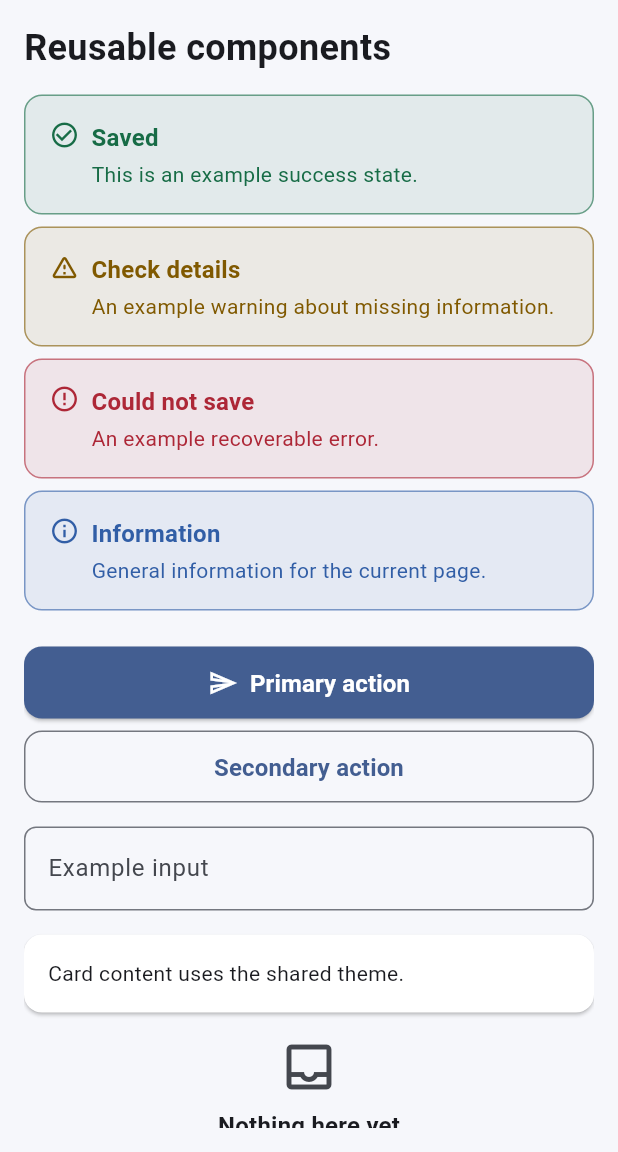
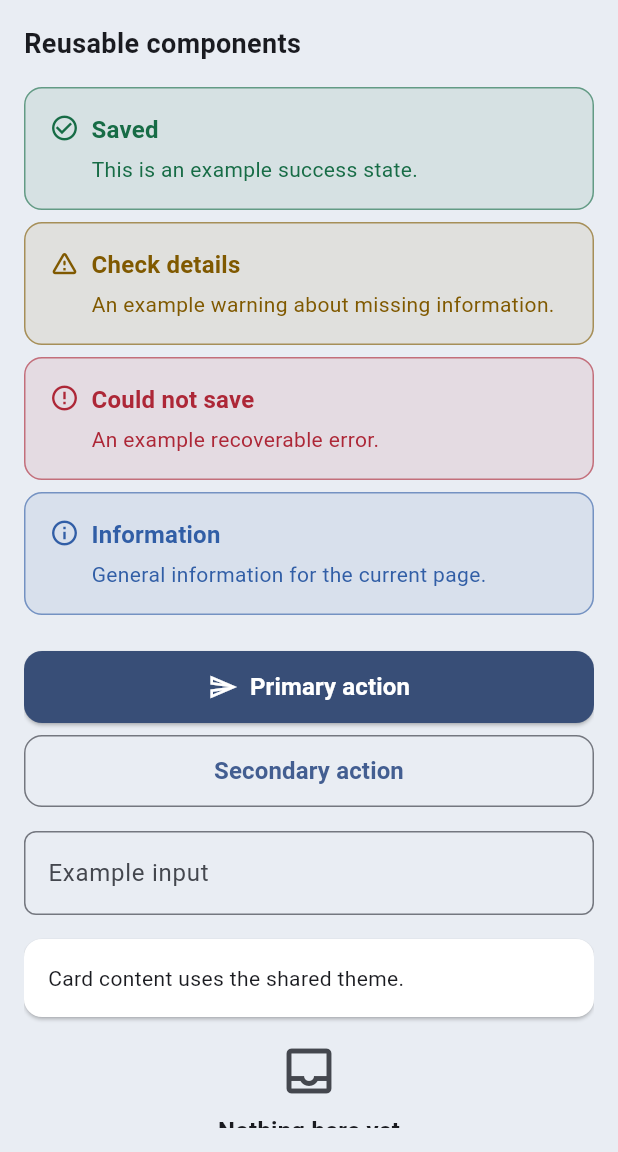
Before and after one commit to johnacolani/My-Truck-App, a Flutter app: the screen it shows after launch, on a phone screen of 412 x 824 dp, the part 84-1236 px from its top. Run offline on Flutter 3.47's test engine with Material 3 defaults, Android fonts, the phone set to English and light mode, and no system bars.

Commit message:
Align generic foundation token APIs and tests
* Lab: add generic compatibility tokens in lib/design_system/foundation/app_size.dart

* Lab: add generic compatibility tokens in lib/design_system/foundation/app_typography.dart

* Lab: extend generic palette and semantic roles with status colors

* Lab: align generic visual styles in lib/design_system/foundation/app_gradients.dart

* Lab: align generic visual styles in lib/design_system/theme/app_theme.dart

* Lab: document and test compatibility (test/design_system/foundation/foundation_compatibility_test.dart)

* Lab: document and test compatibility (docs/foundation_compatibility.md)

```diff
--- a/lib/design_system/foundation/app_colors.dart
+++ b/lib/design_system/foundation/app_colors.dart
@@ -1,48 +1,87 @@
 import 'package:flutter/material.dart';
 
-/// Generic sample palette. Not sourced from any client brand system.
+/// Generic sample colors for the independent UI lab.
+/// These are NOT values from a workplace or client design system.
 abstract final class AppPalette {
-  static const primary = Color(0xFF384E77);
-  static const primaryDark = Color(0xFF1D3557);
-  static const accent = Color(0xFFE76F51);
-  static const surface = Color(0xFFFFFFFF);
-  static const background = Color(0xFFF6F7FB);
-  static const subtle = Color(0xFFE9EDF3);
-  static const highlight = Color(0xFFE9F1FF);
-  static const warm = Color(0xFFFFF4DD);
-  static const textPrimary = Color(0xFF17212B);
-  static const textSecondary = Color(0xFF52606D);
-  static const success = Color(0xFF176C46);
-  static const successStrong = Color(0xFF105A3A);
-  static const warning = Color(0xFF805900);
-  static const error = Color(0xFFAD2737);
-  static const info = Color(0xFF315EA6);
+  static const Color primary = Color(0xFF384E77);
+  static const Color primaryDark = Color(0xFF1D3557);
+  static const Color accent = Color(0xFFE76F51);
+  static const Color surface = Color(0xFFFFFFFF);
+  static const Color background = Color(0xFFF6F7FB);
+  static const Color subtle = Color(0xFFE9EDF3);
+  static const Color highlight = Color(0xFFE9F1FF);
+  static const Color muted = Color(0xFFE2E7EF);
+  static const Color warm = Color(0xFFFFF4DD);
+  static const Color textPrimary = Color(0xFF17212B);
+  static const Color textSecondary = Color(0xFF52606D);
+  static const Color success = Color(0xFF176C46);
+  static const Color successStrong = Color(0xFF105A3A);
+  static const Color warning = Color(0xFF805900);
+  static const Color error = Color(0xFFAD2737);
+  static const Color info = Color(0xFF315EA6);
 
-  // Brighter foreground colors for dark surfaces.
-  static const successOnDark = Color(0xFF88E0AF);
-  static const warningOnDark = Color(0xFFFFD180);
-  static const errorOnDark = Color(0xFFFF94A1);
-  static const infoOnDark = Color(0xFF9BC4FF);
+  // Higher contrast foreground alternatives for dark surfaces.
+  static const Color successOnDark = Color(0xFF88E0AF);
+  static const Color warningOnDark = Color(0xFFFFD180);
+  static const Color errorOnDark = Color(0xFFFF94A1);
+  static const Color infoOnDark = Color(0xFF9BC4FF);
+
+  // Naming compatibility aliases for general-purpose UI components.
+  static const Color primaryBlue = primary;
+  static const Color primaryBlueDark = primaryDark;
+  static const Color accentRed = accent;
+  static const Color surfaceCard = surface;
+  static const Color surfaceSubtle = subtle;
+  static const Color surfaceHighlight = highlight;
+  static const Color surfaceMuted = muted;
+  static const Color surfaceWarm = warm;
+  static const Color white = surface;
+  static const Color textEmphasis = textPrimary;
 }
 
 /// Semantic roles consumed by shared UI widgets.
+/// The sample palette intentionally differs from any application branding.
 abstract final class AppColors {
-  static const primaryAction = AppPalette.primary;
-  static const secondaryAction = AppPalette.primaryDark;
-  static const actionHighlight = AppPalette.accent;
-  static const cardSurface = AppPalette.surface;
-  static const subtleSurface = AppPalette.subtle;
-  static const highlightedSurface = AppPalette.highlight;
-  static const warmSurface = AppPalette.warm;
-  static const primaryText = AppPalette.textPrimary;
-  static const secondaryText = AppPalette.textSecondary;
-  static const statusSuccess = AppPalette.success;
-  static const statusSuccessStrong = AppPalette.successStrong;
-  static const statusWarning = AppPalette.warning;
-  static const statusError = AppPalette.error;
-  static const statusInfo = AppPalette.info;
-  static const statusSuccessDark = AppPalette.successOnDark;
-  static const statusWarningDark = AppPalette.warningOnDark;
-  static const statusErrorDark = AppPalette.errorOnDark;
-  static const statusInfoDark = AppPalette.infoOnDark;
+  // Raw palette aliases for interoperability with generic sample UIs.
+  static const Color primaryBlue = AppPalette.primaryBlue;
+  static const Color primaryBlueDark = AppPalette.primaryBlueDark;
+  static const Color accentRed = AppPalette.accentRed;
+
+  // Screen backgrounds.
+  static const Color primaryBackgroundTop = AppPalette.primaryBlue;
+  static const Color primaryBackgroundBottom = AppPalette.primaryBlueDark;
+
+  // Actions.
+  static const Color primaryAction = AppPalette.primary;
+  static const Color secondaryAction = AppPalette.primaryDark;
+  static const Color actionBorder = AppPalette.accent;
+  static const Color actionHighlight = AppPalette.accent;
+
+  // Surfaces.
+  static const Color cardSurface = AppPalette.surfaceCard;
+  static const Color subtleSurface = AppPalette.surfaceSubtle;
+  static const Color highlightedSurface = AppPalette.surfaceHighlight;
+  static const Color mutedSurface = AppPalette.surfaceMuted;
+  static const Color warmSurface = AppPalette.surfaceWarm;
+  static const Color warmInformationSurface = AppPalette.surfaceWarm;
+
+  // Text and icons.
+  static const Color primaryText = AppPalette.textPrimary;
+  static const Color secondaryText = AppPalette.textSecondary;
+  static const Color emphasizedText = AppPalette.textEmphasis;
+  static const Color textOnDarkPrimary = AppPalette.white;
+  static const Color primaryIcon = AppPalette.primaryBlue;
+  static const Color buttonText = AppPalette.white;
+  static const Color linkTextOnDark = AppPalette.white;
+
+  // Four semantic status colors, plus separate dark-theme foregrounds.
+  static const Color statusSuccess = AppPalette.success;
+  static const Color statusSuccessStrong = AppPalette.successStrong;
+  static const Color statusError = AppPalette.error;
+  static const Color statusWarning = AppPalette.warning;
+  static const Color statusInfo = AppPalette.info;
+  static const Color statusSuccessDark = AppPalette.successOnDark;
+  static const Color statusWarningDark = AppPalette.warningOnDark;
+  static const Color statusErrorDark = AppPalette.errorOnDark;
+  static const Color statusInfoDark = AppPalette.infoOnDark;
 }
--- a/lib/design_system/foundation/app_gradients.dart
+++ b/lib/design_system/foundation/app_gradients.dart
@@ -1,11 +1,18 @@
 import 'package:flutter/material.dart';
+
 import 'app_colors.dart';
 
-/// Optional gradient for generic demo surfaces.
+/// Reusable sample background gradients.
 abstract final class AppGradients {
-  static const LinearGradient brand = LinearGradient(
+  static const LinearGradient primaryBackground = LinearGradient(
     begin: Alignment.topCenter,
     end: Alignment.bottomCenter,
-    colors: [AppPalette.primary, AppPalette.primaryDark],
+    colors: [
+      AppColors.primaryBackgroundTop,
+      AppColors.primaryBackgroundBottom,
+    ],
   );
+
+  // Keep the original lab API working.
+  static const LinearGradient brand = primaryBackground;
 }
--- a/lib/design_system/foundation/app_size.dart
+++ b/lib/design_system/foundation/app_size.dart
@@ -1,5 +1,24 @@
-/// Shared component dimensions in logical pixels.
+/// Shared dimensions and typography sizes for the independent UI lab.
+/// Values are generic samples and may be overridden in consuming projects.
 abstract final class AppSize {
+  // Typography sizes (logical pixels).
+  static const double appTitleFont = 20;
+  static const double headingFont = 18;
+  static const double subheadingFont = 16;
+  static const double bodyFont = 16;
+  static const double bodySmallFont = 14;
+  static const double labelFont = 14;
+  static const double buttonFont = 16;
+  static const double captionFont = 12;
+
+  // Typography line heights (logical pixels).
+  static const double appTitleLineHeight = 28;
+  static const double headingLineHeight = 26;
+  static const double standardLineHeight = 24;
+  static const double compactLineHeight = 20;
+  static const double captionLineHeight = 16;
+
+  // Reusable component sizes (logical pixels).
   static const double minTouchTarget = 48;
   static const double buttonHeight = 48;
   static const double icon = 20;
--- a/lib/design_system/foundation/app_typography.dart
+++ b/lib/design_system/foundation/app_typography.dart
@@ -1,15 +1,64 @@
 import 'package:flutter/material.dart';
 
-/// A small, theme-aware type hierarchy.
+import 'app_size.dart';
+
+/// Generic text styles with consistent font sizes and line-height ratios.
 abstract final class AppTypography {
+  static const TextStyle appTitle = TextStyle(
+    fontSize: AppSize.appTitleFont,
+    fontWeight: FontWeight.w600,
+    height: AppSize.appTitleLineHeight / AppSize.appTitleFont,
+  );
+  static const TextStyle heading = TextStyle(
+    fontSize: AppSize.headingFont,
+    fontWeight: FontWeight.w600,
+    height: AppSize.headingLineHeight / AppSize.headingFont,
+  );
+  static const TextStyle subheading = TextStyle(
+    fontSize: AppSize.subheadingFont,
+    fontWeight: FontWeight.w600,
+    height: AppSize.standardLineHeight / AppSize.subheadingFont,
+  );
+  static const TextStyle body = TextStyle(
+    fontSize: AppSize.bodyFont,
+    fontWeight: FontWeight.w400,
+    height: AppSize.standardLineHeight / AppSize.bodyFont,
+  );
+  static const TextStyle bodySmall = TextStyle(
+    fontSize: AppSize.bodySmallFont,
+    fontWeight: FontWeight.w400,
+    height: AppSize.compactLineHeight / AppSize.bodySmallFont,
+  );
+  static const TextStyle label = TextStyle(
+    fontSize: AppSize.labelFont,
+    fontWeight: FontWeight.w500,
+    height: AppSize.compactLineHeight / AppSize.labelFont,
+  );
+  static const TextStyle button = TextStyle(
+    fontSize: AppSize.buttonFont,
+    fontWeight: FontWeight.w600,
+    height: AppSize.standardLineHeight / AppSize.buttonFont,
+  );
+  static const TextStyle caption = TextStyle(
+    fontSize: AppSize.captionFont,
+    fontWeight: FontWeight.w400,
+    height: AppSize.captionLineHeight / AppSize.captionFont,
+  );
+
+  /// Material style mapping for both supported themes.
   static const TextTheme textTheme = TextTheme(
-    displaySmall: TextStyle(fontSize: 28, fontWeight: FontWeight.w600, height: 1.25),
-    headlineSmall: TextStyle(fontSize: 24, fontWeight: FontWeight.w600, height: 1.3),
-    titleLarge: TextStyle(fontSize: 20, fontWeight: FontWeight.w600, height: 1.3),
-    titleMedium: TextStyle(fontSize: 16, fontWeight: FontWeight.w600, height: 1.4),
-    bodyLarge: TextStyle(fontSize: 16, fontWeight: FontWeight.w400, height: 1.5),
-    bodyMedium: TextStyle(fontSize: 14, fontWeight: FontWeight.w400, height: 1.45),
-    bodySmall: TextStyle(fontSize: 12, fontWeight: FontWeight.w400, height: 1.4),
-    labelLarge: TextStyle(fontSize: 16, fontWeight: FontWeight.w600, height: 1.4),
+    displaySmall: TextStyle(
+      fontSize: 28,
+      fontWeight: FontWeight.w600,
+      height: 1.25,
+    ),
+    headlineSmall: heading,
+    titleLarge: appTitle,
+    titleMedium: subheading,
+    bodyLarge: body,
+    bodyMedium: bodySmall,
+    bodySmall: caption,
+    labelLarge: button,
+    labelMedium: label,
   );
 }
--- a/lib/design_system/theme/app_theme.dart
+++ b/lib/design_system/theme/app_theme.dart
@@ -1,11 +1,12 @@
 import 'package:flutter/material.dart';
 
 import '../foundation/app_colors.dart';
+import '../foundation/app_elevation.dart';
 import '../foundation/app_radius.dart';
 import '../foundation/app_size.dart';
 import '../foundation/app_typography.dart';
 
-/// Centralized light/dark theme setup for the independent sample.
+/// Light and dark themes built from the lab's independent, generic tokens.
 abstract final class AppTheme {
   static ThemeData get light => _build(Brightness.light);
   static ThemeData get dark => _build(Brightness.dark);
@@ -13,20 +14,23 @@ abstract final class AppTheme {
   static ThemeData _build(Brightness brightness) {
     final isDark = brightness == Brightness.dark;
     final scheme = ColorScheme.fromSeed(
-      seedColor: AppPalette.primary,
+      seedColor: AppColors.primaryBlue,
       brightness: brightness,
     );
+
     return ThemeData(
       useMaterial3: true,
       brightness: brightness,
       colorScheme: scheme,
       scaffoldBackgroundColor:
-          isDark ? scheme.surface : AppPalette.background,
+          isDark ? scheme.surface : AppColors.subtleSurface,
       textTheme: AppTypography.textTheme,
       appBarTheme: AppBarTheme(
-        backgroundColor: isDark ? scheme.surface : AppPalette.primary,
-        foregroundColor: isDark ? scheme.onSurface : Colors.white,
-        elevation: 0,
+        backgroundColor:
+            isDark ? scheme.surface : AppColors.primaryBackgroundTop,
+        foregroundColor:
+            isDark ? scheme.onSurface : AppColors.textOnDarkPrimary,
+        elevation: AppElevation.none,
       ),
       cardTheme: CardThemeData(
         color: isDark ? scheme.surfaceContainer : AppColors.cardSurface,
@@ -37,8 +41,10 @@ abstract final class AppTheme {
       elevatedButtonTheme: ElevatedButtonThemeData(
         style: ElevatedButton.styleFrom(
           minimumSize: const Size(0, AppSize.buttonHeight),
-          backgroundColor: scheme.primary,
-          foregroundColor: scheme.onPrimary,
+          backgroundColor:
+              isDark ? scheme.primary : AppColors.primaryAction,
+          foregroundColor:
+              isDark ? scheme.onPrimary : AppColors.buttonText,
           shape: RoundedRectangleBorder(
             borderRadius: BorderRadius.circular(AppRadius.md),
           ),
```
Also changed, not shown: 2 other files.
